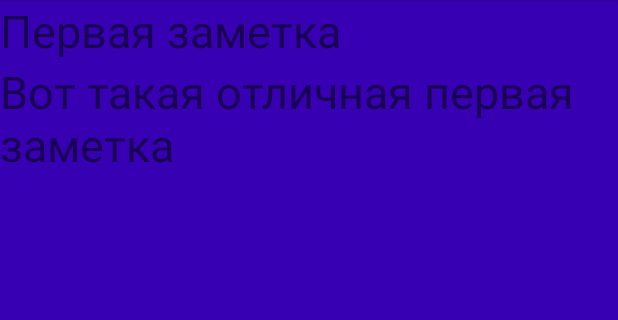
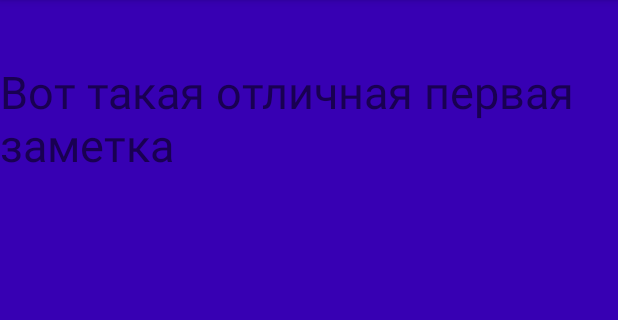
Before and after one commit to KaterinaTroitskaya/NewKatyasNotes, an Android app: the screen it shows after launch (MainActivity), after a tap on "Первая заметка", on a phone screen of 412 x 824 dp, the part 84-404 px from its top. Run offline under Robolectric (Android 15) with nearby library versions, the phone set to English and light mode, and no system bars.

```diff
--- a/app/src/main/java/com/example/newkatyasnotes/TextsFragment.java
+++ b/app/src/main/java/com/example/newkatyasnotes/TextsFragment.java
@@ -32,9 +32,7 @@ public class TextsFragment extends Fragment {
     @Override
     public View onCreateView(LayoutInflater inflater, ViewGroup container, Bundle savedInstanceState) {
         View view = inflater.inflate(R.layout.fragment_texts, container, false);
-        TextView namestextView = view.findViewById(R.id.namesTextView);
         TextView textstextView = view.findViewById(R.id.textsTextView);
-        namestextView.setText(this.note.getNoteName());
 
         String[] resArray = getResources().getStringArray(R.array.notes_texts);
         textstextView.setText(resArray[this.note.getTextIndex()]);
```
